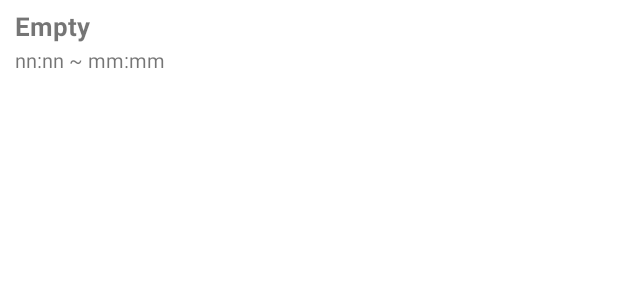
After one commit to KIM-JOOHYUN/DailyWeeklyMonthly, an Android app: the layout daily_item.xml on its own in the app's theme, with its tools: preview values and no code run, on a phone screen of 412 x 824 dp. The commit adds this screen. Shown: the top 300 px of the screen. Run offline under Robolectric (Android 15) with nearby library versions, the phone set to English and light mode, and no system bars.

Commit message:
Add files via upload

```diff
--- /dev/null
+++ b/src/main/res/layout/daily_item.xml
@@ -0,0 +1,27 @@
+<?xml version="1.0" encoding="utf-8"?>
+<LinearLayout xmlns:android="http://schemas.android.com/apk/res/android"
+    android:layout_width="match_parent"
+    android:layout_height="50dp"
+    xmlns:app="http://schemas.android.com/apk/res-auto"
+    xmlns:tools="http://schemas.android.com/tools"
+    android:orientation="vertical"
+    android:paddingTop="5dp"
+    android:paddingLeft="10dp"
+    >
+    <TextView
+        android:layout_width="match_parent"
+        android:layout_height="25dp"
+        android:textSize="17dp"
+        android:textStyle="bold"
+        android:id="@+id/daily_name"
+        android:text="Empty"
+        />
+    <TextView
+        android:layout_width="match_parent"
+        android:layout_height="15dp"
+        android:textSize="13dp"
+        android:id="@+id/daily_time"
+        android:text="nn:nn ~ mm:mm"
+        android:layout_marginBottom="5dp"
+        />
+</LinearLayout>
```
Also changed, not shown: src/main/res/layout/fragment_dashboard.xml (+17 -23 lines).
